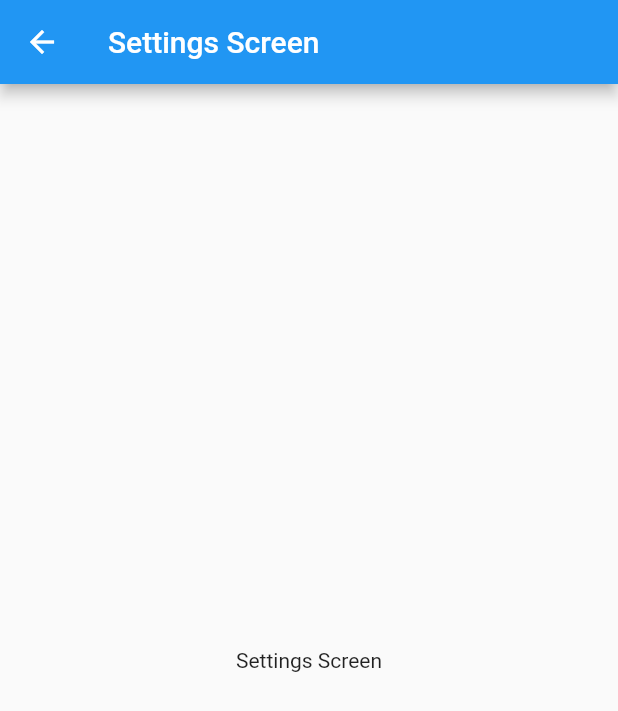
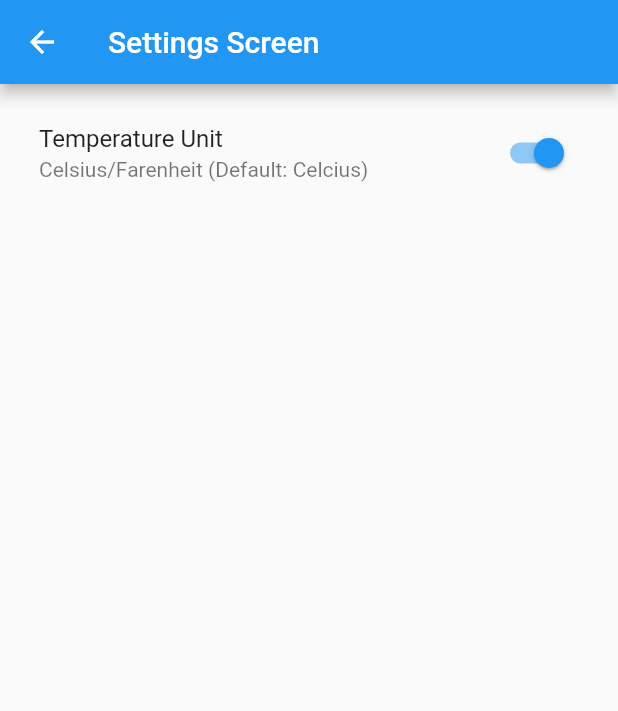
Before and after one commit to Oshinowo/weather-app, a Flutter app: the SettingsScreen screen opened by its route, on a phone screen of 412 x 824 dp. Shown: the top 711 px of the screen. Run offline on Flutter 3.47's test engine with Material 2 defaults, Android fonts, the phone set to English and light mode, and no system bars; our stand-ins replace bloc, equatable, flutter_bloc, flutter_dotenv.

Commit message:
add temp settings to toggle temperature unit

```diff
--- /dev/null
+++ b/lib/cubits/temp_settings/temp_settings_cubit.dart
@@ -0,0 +1,19 @@
+import 'package:bloc/bloc.dart';
+import 'package:equatable/equatable.dart';
+
+part 'temp_settings_state.dart';
+
+class TempSettingsCubit extends Cubit<TempSettingsState> {
+  TempSettingsCubit() : super(TempSettingsState.initial());
+
+  void toggleTempSettings() {
+    emit(
+      state.copyWith(
+        tempUnit: state.tempUnit == TempUnit.celcius
+            ? TempUnit.farenheit
+            : TempUnit.celcius,
+      ),
+    );
+    print(state.tempUnit);
+  }
+}
--- /dev/null
+++ b/lib/cubits/temp_settings/temp_settings_state.dart
@@ -0,0 +1,29 @@
+part of 'temp_settings_cubit.dart';
+
+enum TempUnit { celcius, farenheit }
+
+class TempSettingsState extends Equatable {
+  final TempUnit tempUnit;
+
+  const TempSettingsState({
+    this.tempUnit = TempUnit.celcius,
+  });
+
+  factory TempSettingsState.initial() {
+    return const TempSettingsState();
+  }
+
+  @override
+  bool get stringify => true;
+
+  @override
+  List<Object> get props => [tempUnit];
+
+  TempSettingsState copyWith({
+    TempUnit? tempUnit,
+  }) {
+    return TempSettingsState(
+      tempUnit: tempUnit ?? this.tempUnit,
+    );
+  }
+}
--- a/lib/main.dart
+++ b/lib/main.dart
@@ -1,6 +1,7 @@
 import 'package:flutter/material.dart';
 import 'package:flutter_bloc/flutter_bloc.dart';
 import 'package:flutter_dotenv/flutter_dotenv.dart';
+import 'package:weather_app/cubits/temp_settings/temp_settings_cubit.dart';
 import 'cubits/weather/weather_cubit.dart';
 import 'repositories/weather_repository.dart';
 import 'screens/home/home_screen.dart';
@@ -24,6 +25,9 @@ void main() async {
             create: (context) => WeatherCubit(
               weatherRepository: context.read<WeatherRepository>(),
             ),
+          ),
+          BlocProvider(
+            create: (context) => TempSettingsCubit(),
           ),
         ],
         child: const WeatherApp(),
--- a/lib/screens/settings/settings_screen.dart
+++ b/lib/screens/settings/settings_screen.dart
@@ -1,22 +1,33 @@
 import 'package:flutter/material.dart';
+import 'package:flutter_bloc/flutter_bloc.dart';
+import 'package:weather_app/cubits/temp_settings/temp_settings_cubit.dart';
 
-class SettingsScreen extends StatefulWidget {
+class SettingsScreen extends StatelessWidget {
   const SettingsScreen({super.key});
   static const String id = 'settings screen';
 
-  @override
-  State<SettingsScreen> createState() => _SettingsScreenState();
-}
-
-class _SettingsScreenState extends State<SettingsScreen> {
   @override
   Widget build(BuildContext context) {
     return Scaffold(
       appBar: AppBar(
         title: const Text('Settings Screen'),
       ),
-      body: const Center(
-        child: Text('Settings Screen'),
+      body: Padding(
+        padding: const EdgeInsets.symmetric(
+          horizontal: 10,
+          vertical: 10,
+        ),
+        child: ListTile(
+          title: const Text('Temperature Unit'),
+          subtitle: const Text('Celsius/Farenheit (Default: Celcius)'),
+          trailing: Switch.adaptive(
+            value: context.watch<TempSettingsCubit>().state.tempUnit ==
+                TempUnit.celcius,
+            onChanged: (_) {
+              context.read<TempSettingsCubit>().toggleTempSettings();
+            },
+          ),
+        ),
       ),
     );
   }
```
Also changed, not shown: lib/screens/home/home_screen.dart (+14 -0 lines).
